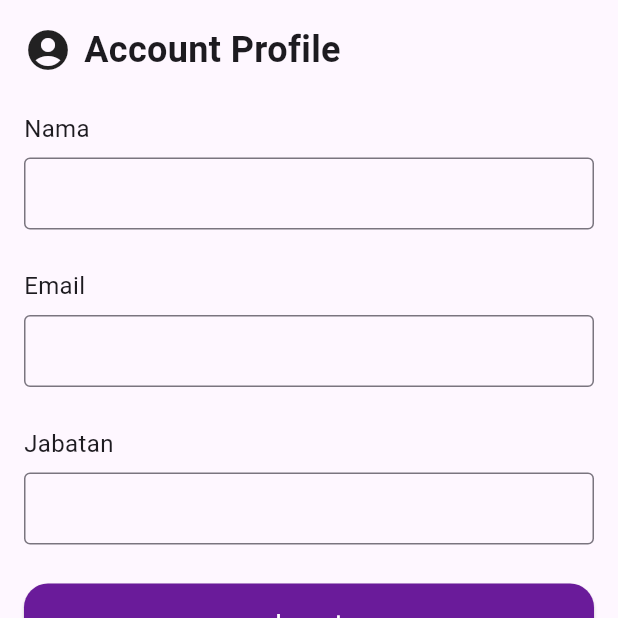
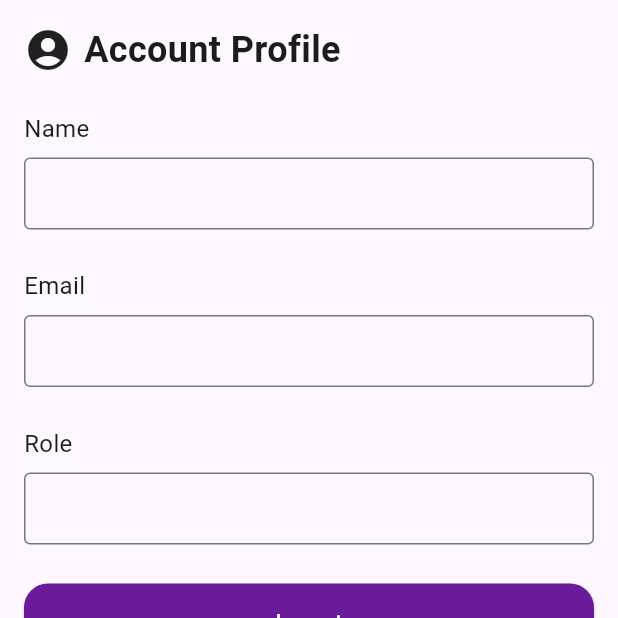
Before and after one commit to dimpram101/sipapd-mobile-gemastik, a Flutter app: the screen it shows once a user with an empty profile is signed in, item 3 of the bottom bar chosen, after a tap on "Logout", on a phone screen of 412 x 824 dp, the top half of it. Run offline on Flutter 3.47's test engine with Material 3 defaults, Android fonts, the phone set to English and light mode, and no system bars; our stand-ins replace calendar_date_picker2, cloud_firestore, firebase_auth, firebase_core, firebase_messaging, pull_to_refresh; accounts and stored records are empty.

Commit message:
feat: many udpates and changes

```diff
--- /dev/null
+++ b/lib/extensions/date_formatter.dart
@@ -0,0 +1,9 @@
+extension DateFormatter on DateTime {
+  DateTime getDateOnly() {
+    return DateTime(year, month, day);
+  }
+
+  String getDateOnlyString() {
+    return DateTime(year, month, day).toString().replaceAll("00:00:00.000", "");
+  }
+}
--- a/lib/navigations/bottom_tab.dart
+++ b/lib/navigations/bottom_tab.dart
@@ -29,6 +29,7 @@ class _BottomTab extends State<BottomTab> {
   void setupPushNotification() async {
     final fcm = FirebaseMessaging.instance;
     await fcm.requestPermission();
+
     await fcm.subscribeToTopic("detection");
   }
 
--- a/lib/screens/account_screen.dart
+++ b/lib/screens/account_screen.dart
@@ -1,5 +1,6 @@
 import 'package:cloud_firestore/cloud_firestore.dart';
 import 'package:firebase_auth/firebase_auth.dart';
+import 'package:firebase_messaging/firebase_messaging.dart';
 import 'package:flutter/material.dart';
 
 class AccountScreen extends StatefulWidget {
@@ -21,8 +22,9 @@ class _AccountScreenState extends State<AccountScreen> {
     });
   }
 
-  void _logout() {
+  void _logout() async {
     FirebaseAuth.instance.signOut();
+    //await FirebaseMessaging.instance.unsubscribeFromTopic("detection");
   }
 
   @override
@@ -63,7 +65,7 @@ class _AccountScreenState extends State<AccountScreen> {
           ),
           const SizedBox(height: 24),
           const Text(
-            'Nama',
+            'Name',
             style: TextStyle(
               fontSize: 16,
             ),
@@ -103,7 +105,7 @@ class _AccountScreenState extends State<AccountScreen> {
           ),
           const SizedBox(height: 24),
           const Text(
-            'Jabatan',
+            'Role',
             style: TextStyle(
               fontSize: 16,
             ),
--- a/lib/screens/detection_screen.dart
+++ b/lib/screens/detection_screen.dart
@@ -1,4 +1,9 @@
+import 'package:calendar_date_picker2/calendar_date_picker2.dart';
+import 'package:cloud_firestore/cloud_firestore.dart';
 import 'package:flutter/material.dart';
+import 'package:sipapd_mobile/extensions/date_formatter.dart';
+import 'package:sipapd_mobile/utils/string_utils.dart';
+import 'package:sipapd_mobile/widgets/image_dialog.dart';
 
 class DetectionScreen extends StatefulWidget {
   const DetectionScreen({super.key});
@@ -8,8 +13,130 @@ class DetectionScreen extends StatefulWidget {
 }
 
 class _DetectionState extends State<DetectionScreen> {
+  List<DateTime?> dateFilter = [DateTime.now().copyWith(hour: 0, minute: 0, second: 0, millisecond: 0, microsecond: 0)];
+
   @override
   Widget build(BuildContext context) {
-    return const Placeholder();
+    return Padding(
+      padding: const EdgeInsets.all(16.0),
+      child: Column(
+        children: [
+          Row(
+            crossAxisAlignment: CrossAxisAlignment.center,
+            mainAxisAlignment: MainAxisAlignment.spaceBetween,
+            children: [
+              const Row(
+                children: [
+                  Icon(
+                    IconData(0xef1e, fontFamily: 'MaterialIcons'),
+                    size: 32,
+                  ),
+                  SizedBox(width: 8),
+                  Text(
+                    'Detections',
+                    style: TextStyle(
+                      fontSize: 24,
+                      fontWeight: FontWeight.bold,
+                    ),
+                  ),
+                ],
+              ),
+              Row(
+                mainAxisAlignment: MainAxisAlignment.end,
+                children: [
+                  OutlinedButton.icon(
+                    icon: const Icon(Icons.calendar_today),
+                    style: ButtonStyle(
+                      shape: MaterialStateProperty.all<RoundedRectangleBorder>(
+                        RoundedRectangleBorder(
+                          borderRadius: BorderRadius.circular(16),
+                        ),
+                      ),
+                    ),
+                    onPressed: () async {
+                      var results = await showCalendarDatePicker2Dialog(
+                        context: context,
+                        config: CalendarDatePicker2WithActionButtonsConfig(),
+                        dialogSize: const Size(325, 400),
+                      );
+
+                      if (results != null) {
+                        setState(() {
+                          dateFilter = results;
+                        });
+                      }
+                    },
+                    label: Text(
+                      dateFilter.first!.getDateOnlyString(),
+                    ),
+                  ),
+                ],
+              ),
+            ],
+          ),
+          const SizedBox(height: 24),
+          Flexible(
+            child: StreamBuilder(
+              stream: FirebaseFirestore.instance.collection("detections").orderBy("time", descending: true).snapshots(),
+              builder: (ctx, snapshots) {
+                if (snapshots.connectionState == ConnectionState.waiting) {
+                  return const Center(
+                    child: CircularProgressIndicator(),
+                  );
+                }
+
+                if (!snapshots.hasData || snapshots.data!.docs.isEmpty) {
+                  return const Center(
+                    child: Text('No messages found'),
+                  );
+                }
+
+                if (snapshots.hasError) {
+                  return const Center(
+                    child: Text('Something went wrong!'),
+                  );
+                }
+
+                final detectionDocs = snapshots.data!.docs;
+
+                return ListView.builder(
+                  itemCount: detectionDocs.length,
+                  itemBuilder: (ctx, index) {
+                    return Padding(
+                      padding: const EdgeInsets.only(top: 2, bottom: 2),
+                      child: ListTile(
+                        shape: RoundedRectangleBorder(
+                          side: BorderSide(color: Colors.grey.shade300, width: 1),
+                          borderRadius: BorderRadius.circular(16),
+                        ),
+                        onTap: () async {
+                          await showDialog(
+                            context: context,
+                            builder: (_) => ImageDialog(
+                              imgUrl: detectionDocs[index]["image_url"],
+                            ),
+                          );
+                        },
+                        title: Text(
+                          detectionDocs[index]['attribute'].toString(),
+                          //StringUtils.attributeFormatter(detectionDocs[index]['attribute']),
+                          style: const TextStyle(
+                            fontWeight: FontWeight.bold,
+                          ),
+                        ),
+                        subtitle: Text(
+                          detectionDocs[index]['time'].toString(),
+                          //StringUtils.dateToString(detectionDocs[index]['time'], "_"),
+                        ),
+                      ),
+                    );
+                  },
+                );
+              },
+            ),
+          ),
+        ],
+      ),
+    );
   }
 }
--- /dev/null
+++ b/lib/utils/list_utils.dart
@@ -0,0 +1,5 @@
+class ListUtils {
+  static List<T> removeDuplicates<T>(List<T> list) {
+    return list.toSet().toList();
+  }
+}
--- a/pubspec.yaml
+++ b/pubspec.yaml
@@ -39,6 +39,8 @@ dependencies:
   firebase_auth: ^4.19.4
   firebase_messaging: ^14.9.1
   cloud_firestore: ^4.17.2
+  calendar_date_picker2: ^0.5.6
+  pull_to_refresh: ^2.0.0
 
 dev_dependencies:
   flutter_test:
```
Also changed, not shown: lib/screens/attribute_screen.dart (+11 -0 lines), lib/utils/string_utils.dart (added, +21 -0 lines), lib/widgets/image_dialog.dart (added, +33 -0 lines), pubspec.lock.
